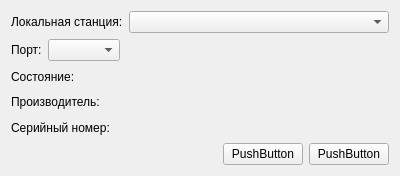
Before: the Qt Designer form connectform.ui in Balyaev-D-A/LSConfig, drawn with Qt 5.
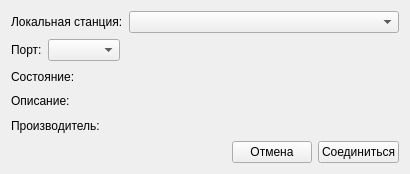
After: the same form once the commit is applied.

The edit to the form file:
```diff
--- a/connectform.ui
+++ b/connectform.ui
@@ -6,8 +6,8 @@
    <rect>
     <x>0</x>
     <y>0</y>
-    <width>400</width>
-    <height>176</height>
+    <width>410</width>
+    <height>174</height>
    </rect>
   </property>
   <property name="windowTitle">
@@ -63,50 +63,25 @@
     </layout>
    </item>
    <item>
-    <layout class="QGridLayout" name="gridLayout">
-     <item row="0" column="0">
-      <widget class="QLabel" name="label_6">
-       <property name="text">
-        <string>Состояние:</string>
-       </property>
-      </widget>
-     </item>
-     <item row="0" column="1">
       <widget class="QLabel" name="stateLabel">
        <property name="text">
-        <string/>
+      <string>Состояние:</string>
        </property>
       </widget>
      </item>
-     <item row="1" column="0">
-      <widget class="QLabel" name="label_2">
+   <item>
+    <widget class="QLabel" name="descriptionLabel">
        <property name="text">
-        <string>Производитель:</string>
+      <string>Описание:</string>
        </property>
       </widget>
      </item>
-     <item row="1" column="1">
+   <item>
       <widget class="QLabel" name="manufacturerLabel">
        <property name="text">
-        <string/>
-       </property>
-      </widget>
-     </item>
-     <item row="2" column="0">
-      <widget class="QLabel" name="label_4">
-       <property name="text">
-        <string>Серийный номер:</string>
-       </property>
-      </widget>
-     </item>
-     <item row="2" column="1">
-      <widget class="QLabel" name="serialLabel">
-       <property name="text">
-        <string/>
-       </property>
-      </widget>
-     </item>
-    </layout>
+      <string>Производитель:</string>
+     </property>
+    </widget>
    </item>
    <item>
     <layout class="QHBoxLayout" name="horizontalLayout_3">
@@ -126,14 +101,14 @@
      <item>
       <widget class="QPushButton" name="pushButton_2">
        <property name="text">
-        <string>PushButton</string>
+        <string>Отмена</string>
        </property>
       </widget>
      </item>
      <item>
       <widget class="QPushButton" name="pushButton">
        <property name="text">
-        <string>PushButton</string>
+        <string>Соединиться</string>
        </property>
       </widget>
      </item>
```
Lines whose indentation alone changed are shown as unchanged.
